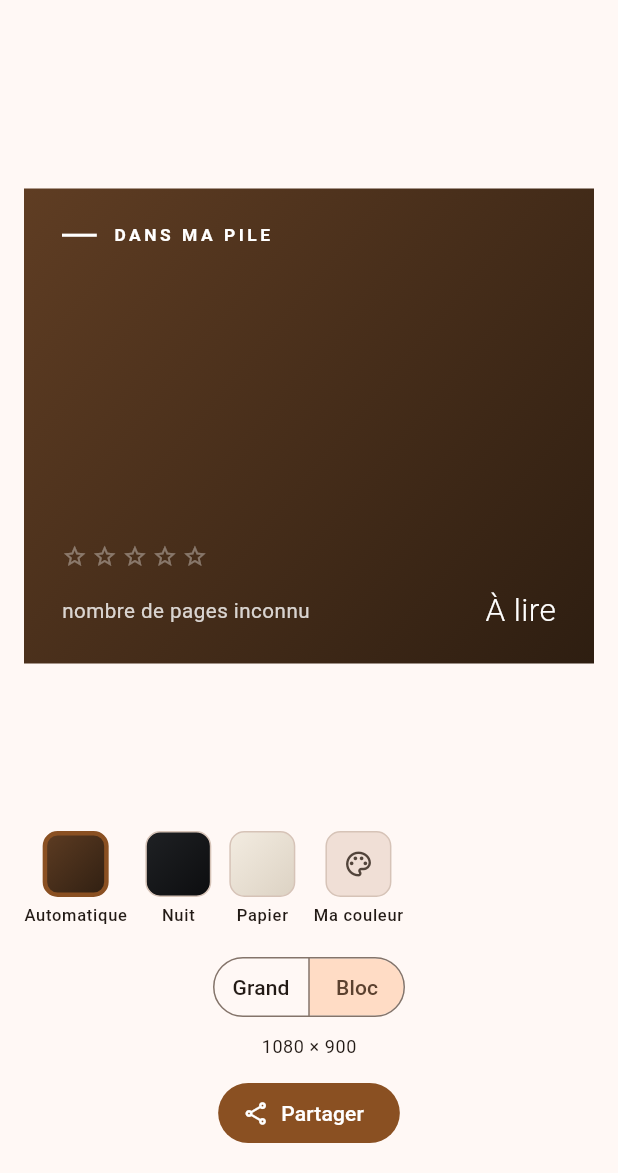
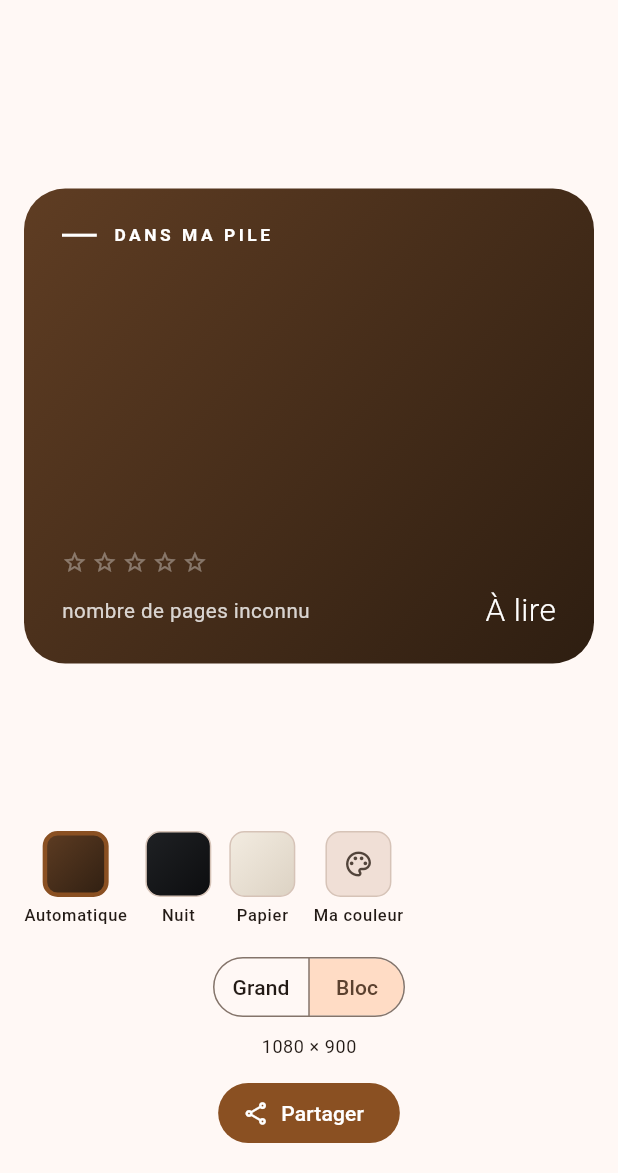
Before and after one commit to BenjaminGott/MyBookmark, a Flutter app: the ShareProgressScreen screen opened directly with empty values, after a tap on "Bloc", on a phone screen of 412 x 824 dp, the part 63-1236 px from its top. Run offline on Flutter 3.47's test engine with Material 3 defaults, Android fonts, the phone set to English and light mode, and no system bars; our stand-ins replace cached_network_image, drift, drift_flutter, file_picker, flutter_riverpod, palette_generator and 2 more; missing offline and left inert: sqlite3; accounts and stored records are empty; generated files the repository leaves out were written again.

Commit message:
Retaille le bloc : coins arrondis, tout à droite de la couverture
- Le bloc a des coins arrondis, donc transparents dans le PNG : il se pose sur
  n'importe quel fond sans y découper un angle droit. Le grand format reste
  franc, il occupe tout l'écran.
- Seule l'accroche traverse toute la largeur. Titre, auteur, note, barre et
  pages passent tous à droite de la couverture.
- La couverture gagne en taille, l'espace libéré le permet.
- Deux tests verrouillent la mise en page : le rayon des coins par format, et
  la position de chaque élément par rapport au bord droit de la couverture.

226 tests au vert, `flutter analyze` sans avertissement.

Co-Authored-By: Claude Opus 5 <noreply@anthropic.com>

```diff
--- a/lib/ui/share/progress_share_card.dart
+++ b/lib/ui/share/progress_share_card.dart
@@ -12,15 +12,29 @@ import 'progress_card_palette.dart';
 /// [ProgressShareCard.captureRatio], elles donnent les pixels annoncés.
 enum ShareCardFormat {
   /// Pleine hauteur, pour une story ou un post : 1080 × 1920.
-  large(360, 640, 'Grand', '1080 × 1920'),
+  ///
+  /// Sans coins arrondis : elle occupe tout l'écran, il n'y a rien derrière.
+  large(360, 640, 'Grand', '1080 × 1920', 0),
 
   /// Bloc bas, pensé pour être posé à côté d'autre chose : 1080 × 900.
-  compact(360, 300, 'Bloc', '1080 × 900');
+  ///
+  /// Coins arrondis et donc transparents : il se pose sur un fond quelconque
+  /// sans trancher dessus par un angle droit.
+  compact(360, 300, 'Bloc', '1080 × 900', 26);
 
-  const ShareCardFormat(this.width, this.height, this.label, this.pixels);
+  const ShareCardFormat(
+    this.width,
+    this.height,
+    this.label,
+    this.pixels,
+    this.cornerRadius,
+  );
 
   final double width;
   final double height;
+
+  /// Rayon des coins, en points. Zéro pour un bord franc.
+  final double cornerRadius;
 
   /// Le nom montré dans le sélecteur.
   final String label;
@@ -81,7 +95,11 @@ class ProgressShareCard extends StatelessWidget {
           width: format.width,
           height: format.height,
           child: DecoratedBox(
+            key: const Key('card-background'),
             decoration: BoxDecoration(
+              // Hors des coins, l'image partagée est transparente : le PNG
+              // conserve son canal alpha à la capture.
+              borderRadius: BorderRadius.circular(format.cornerRadius),
               gradient: LinearGradient(
                 begin: Alignment.topLeft,
                 end: Alignment.bottomRight,
@@ -161,15 +179,20 @@ class _CompactLayout extends StatelessWidget {
       child: Column(
         crossAxisAlignment: CrossAxisAlignment.start,
         children: <Widget>[
+          // Seule l'accroche traverse toute la largeur : tout le reste vit à
+          // droite de la couverture.
           _Kicker(item: item, palette: palette),
-          const SizedBox(height: 18),
+          const SizedBox(height: 16),
           Expanded(
             child: Row(
-              crossAxisAlignment: CrossAxisAlignment.start,
+              crossAxisAlignment: CrossAxisAlignment.stretch,
               children: <Widget>[
                 if (cover != null) ...<Widget>[
-                  _Cover(cover: cover!, width: 96, height: 144),
-                  const SizedBox(width: 18),
+                  Align(
+                    alignment: Alignment.topLeft,
+                    child: _Cover(cover: cover!, width: 112, height: 168),
+                  ),
+                  const SizedBox(width: 16),
                 ],
                 Expanded(
                   child: Column(
@@ -178,23 +201,28 @@ class _CompactLayout extends StatelessWidget {
                       _Title(
                         item: item,
                         palette: palette,
-                        size: cover == null ? 30 : 21,
+                        size: cover == null ? 30 : 20,
                         maxLines: cover == null ? 4 : 3,
                       ),
                       const Spacer(),
-                      if (item.currentEntry.rating != null)
+                      if (item.currentEntry.rating != null) ...<Widget>[
                         _Stars(
                           rating: item.currentEntry.rating!,
                           palette: palette,
                         ),
+                        const SizedBox(height: 12),
+                      ],
+                      _ProgressBlock(
+                        item: item,
+                        palette: palette,
+                        style: _BarStyle.thick,
+                      ),
                     ],
                   ),
                 ),
               ],
             ),
           ),
-          const SizedBox(height: 16),
-          _ProgressBlock(item: item, palette: palette, style: _BarStyle.thick),
         ],
       ),
     );
```
Also changed, not shown: 1 other file.
